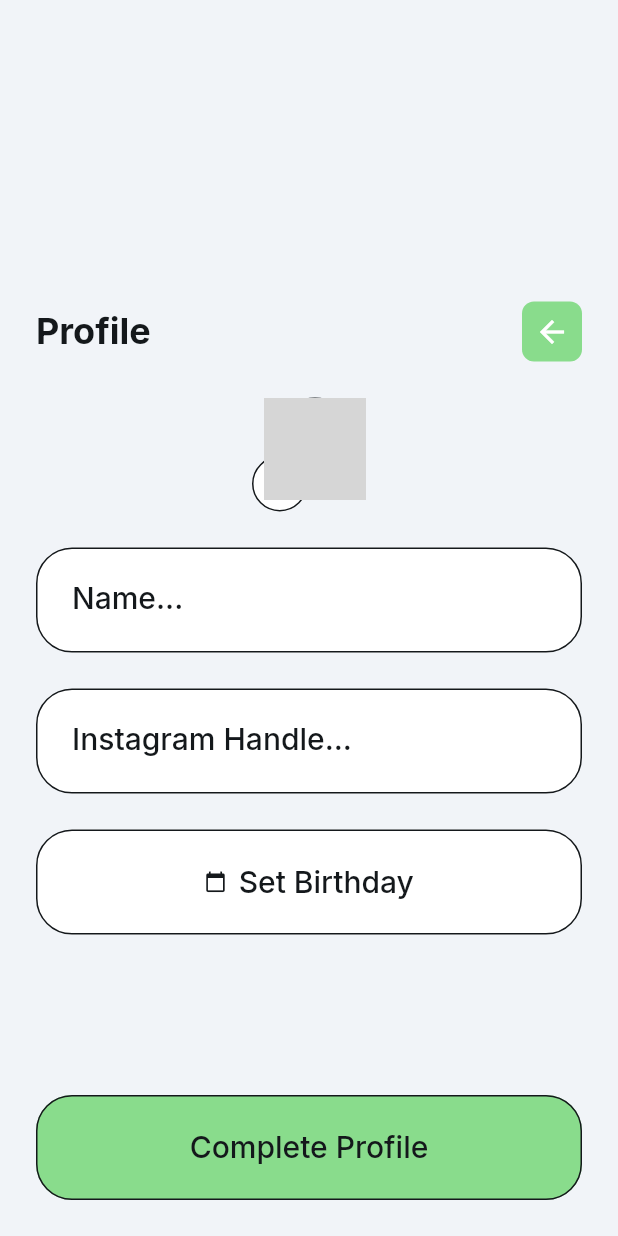
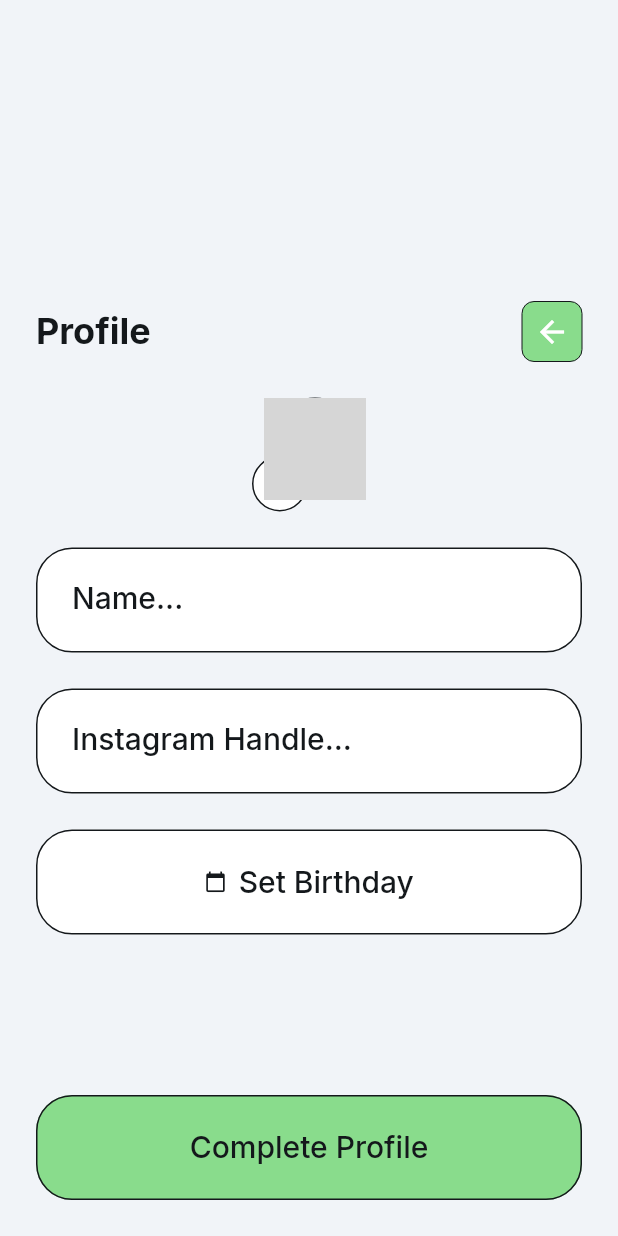
Before and after one commit to jmconceicao0627-sys/TodoApp-FlutterFlow, a Flutter app: the OnbordingWidget screen opened by its route, on a phone screen of 412 x 824 dp. Run offline on Flutter 3.47's test engine with Material 3 defaults, Android fonts, the light colour scheme and no system bars; drawn by our look-alikes of auto_size_text; our stand-ins replace cloud_firestore, easy_debounce, file_picker, firebase_auth, firebase_core, firebase_storage and 13 more; missing offline and left inert: json_path, mime_type; accounts and stored records are empty; network calls fail; grey boxes are pictures that could not be loaded.

Commit message:
Version 0.3

```diff
--- a/lib/onbording/onbording_widget.dart
+++ b/lib/onbording/onbording_widget.dart
@@ -95,6 +95,7 @@ class _OnbordingWidgetState extends State<OnbordingWidget> {
                                 ),
                       ),
                       FlutterFlowIconButton(
+                        borderColor: FlutterFlowTheme.of(context).primaryText,
                         borderRadius: 8.0,
                         buttonSize: 40.0,
                         fillColor: FlutterFlowTheme.of(context).primary,
```
